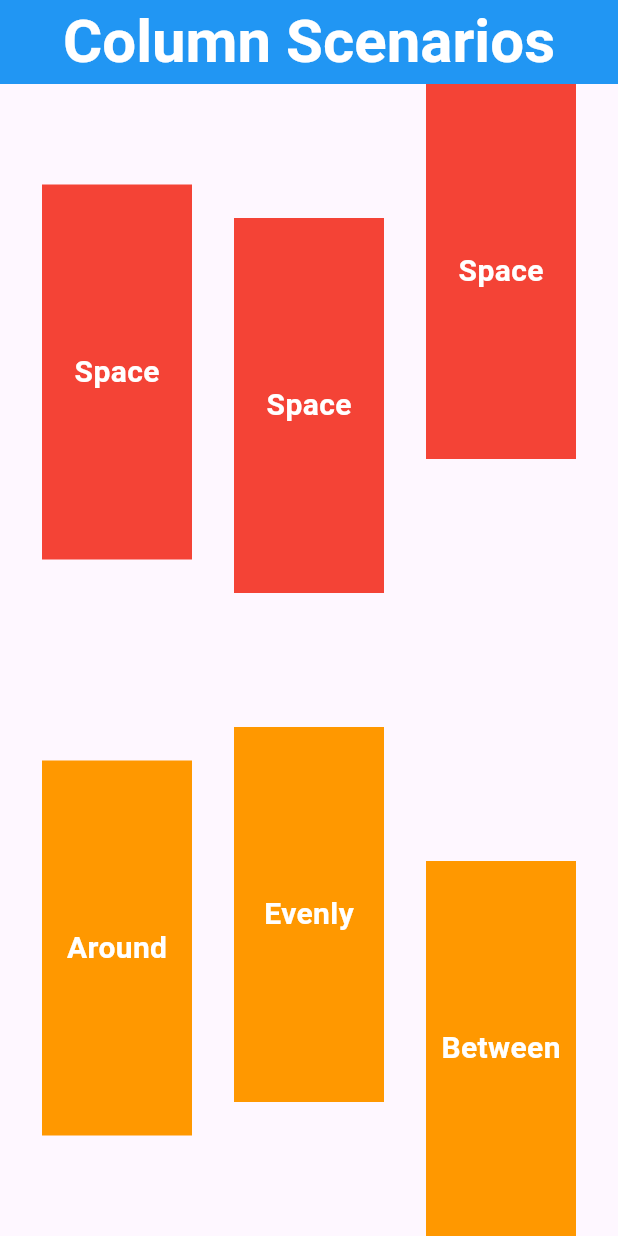
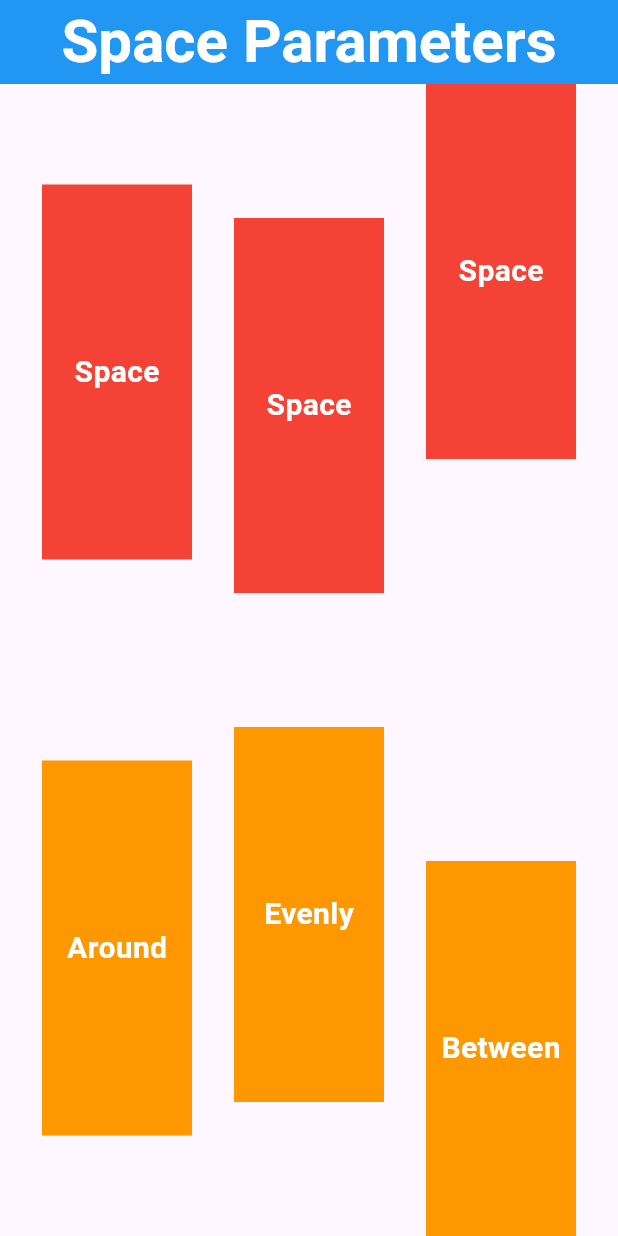
Before and after one commit to ThakareYashodip/FlutterApps, a Flutter app: the screen it shows after launch, on a phone screen of 412 x 824 dp. Run offline on Flutter 3.47's test engine with Material 3 defaults, Android fonts, the phone set to English and light mode, and no system bars.

Commit message:
Space Parameters

```diff
--- a/ClassApps/StatelessWidget/column_scenario/lib/main.dart
+++ b/ClassApps/StatelessWidget/column_scenario/lib/main.dart
@@ -14,7 +14,7 @@ class ColumnScenario extends StatelessWidget {
       debugShowCheckedModeBanner: false,
       home: Scaffold(
         appBar: AppBar(
-          title: const Text("Column Scenarios",style: TextStyle(
+          title: const Text("Space Parameters",style: TextStyle(
             fontWeight: FontWeight.bold , color: Colors.white , fontSize: 40
           ), ),
           centerTitle: true,
```
